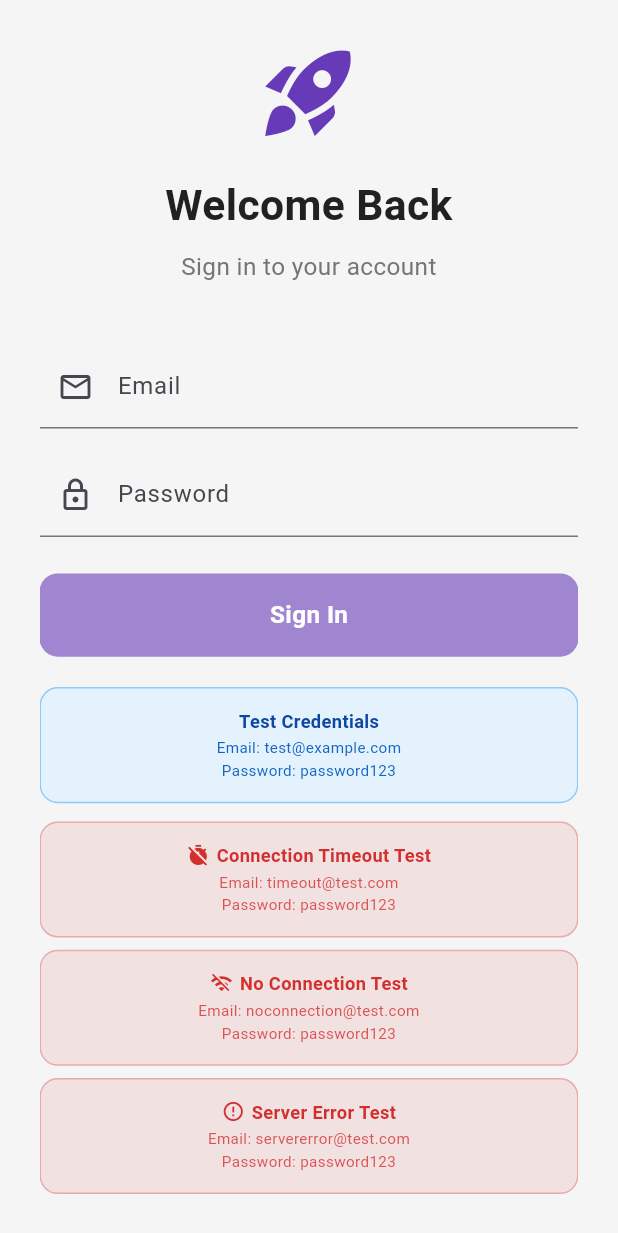
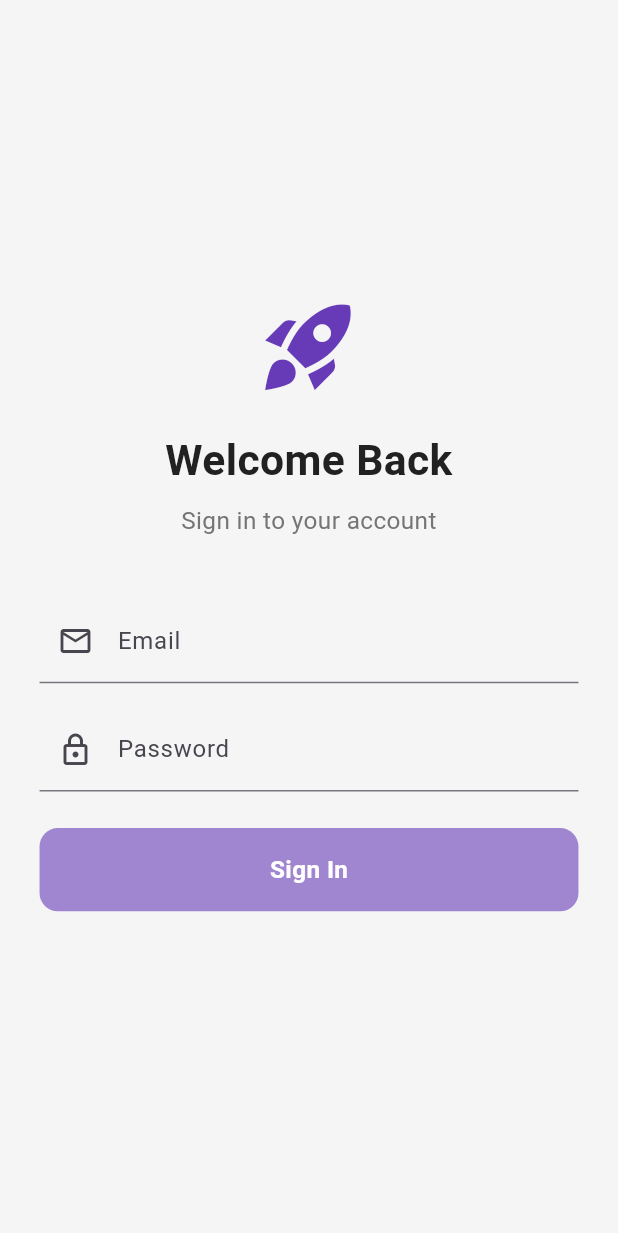
Before and after one commit to Roman4466/RedRocketTestTask, a Flutter app: the screen it shows after launch, on a phone screen of 412 x 824 dp. Shown: the top 1233 px of the screen. Run offline on Flutter 3.47's test engine with Material 3 defaults, Android fonts, the phone set to English and light mode, and no system bars; drawn by our look-alikes of reactive_forms; our stand-ins replace bloc, dio, equatable, flutter_bloc, flutter_dotenv, flutter_screenutil and 6 more.

```diff
--- a/lib/core/error/app_error.dart
+++ b/lib/core/error/app_error.dart
@@ -3,14 +3,12 @@ import 'error_codes.dart';
 
 class AppError extends Equatable {
   final AppErrorCode code;
-  final String message;
   final dynamic originalError;
   final bool isRetryable;
   final Map<String, dynamic>? metadata;
 
   const AppError({
     required this.code,
-    required this.message,
     this.originalError,
     this.isRetryable = false,
     this.metadata,
@@ -18,42 +16,37 @@ class AppError extends Equatable {
 
   const AppError.noConnection()
       : code = AppErrorCode.noConnection,
-        message = 'No internet connection',
         originalError = null,
         isRetryable = true,
         metadata = null;
 
   const AppError.connectionTimeout()
       : code = AppErrorCode.connectionTimeout,
-        message = 'Connection timeout',
         originalError = null,
         isRetryable = true,
         metadata = null;
 
   const AppError.invalidCredentials()
       : code = AppErrorCode.invalidCredentials,
-        message = 'Invalid email or password',
         originalError = null,
         isRetryable = false,
         metadata = null;
 
   const AppError.serverError()
       : code = AppErrorCode.serverError,
-        message = 'Server error occurred',
         originalError = null,
         isRetryable = true,
         metadata = null;
 
   const AppError.unknown(String errorMessage)
       : code = AppErrorCode.unknown,
-        message = errorMessage,
         originalError = null,
         isRetryable = false,
         metadata = null;
 
   @override
-  List<Object?> get props => [code, message, originalError, isRetryable, metadata];
+  List<Object?> get props => [code, originalError, isRetryable, metadata];
 
   @override
-  String toString() => 'AppError(code: $code, message: $message, isRetryable: $isRetryable)';
+  String toString() => 'AppError(code: $code, isRetryable: $isRetryable)';
 }
--- a/lib/core/error/error_localizer.dart
+++ b/lib/core/error/error_localizer.dart
@@ -8,7 +8,6 @@ class ErrorLocalizer {
     final l10n = context.l10n;
 
     switch (error.code) {
-    // Network Errors
       case AppErrorCode.noConnection:
         return l10n.errorNoConnection;
       case AppErrorCode.connectionTimeout:
@@ -18,7 +17,6 @@ class ErrorLocalizer {
       case AppErrorCode.serverError:
         return l10n.errorServerError;
 
-    // Authentication Errors
       case AppErrorCode.invalidCredentials:
         return l10n.errorInvalidCredentials;
       case AppErrorCode.accountLocked:
@@ -30,7 +28,6 @@ class ErrorLocalizer {
       case AppErrorCode.unauthorizedAccess:
         return l10n.errorUnauthorizedAccess;
 
-    // Validation Errors
       case AppErrorCode.invalidEmail:
         return l10n.invalidEmailFormat;
       case AppErrorCode.weakPassword:
@@ -40,7 +37,6 @@ class ErrorLocalizer {
       case AppErrorCode.passwordRequired:
         return l10n.passwordRequired;
 
-    // General Errors
       case AppErrorCode.serviceUnavailable:
         return l10n.errorServiceUnavailable;
       case AppErrorCode.rateLimitExceeded:
--- a/lib/core/error/error_mapper.dart
+++ b/lib/core/error/error_mapper.dart
@@ -11,14 +11,12 @@ class ErrorMapper {
       case DioExceptionType.receiveTimeout:
         return const AppError(
           code: AppErrorCode.connectionTimeout,
-          message: 'Request timeout',
           isRetryable: true,
         );
 
       case DioExceptionType.connectionError:
         return const AppError(
           code: AppErrorCode.noConnection,
-          message: 'No internet connection',
           isRetryable: true,
         );
 
@@ -28,14 +26,12 @@ class ErrorMapper {
       case DioExceptionType.cancel:
         return const AppError(
           code: AppErrorCode.unknown,
-          message: 'Request was cancelled',
           isRetryable: false,
         );
 
       default:
         return AppError(
           code: AppErrorCode.unknown,
-          message: error.message ?? 'Unknown network error',
           originalError: error,
           isRetryable: false,
         );
@@ -49,35 +45,30 @@ class ErrorMapper {
       case 400:
         return const AppError(
           code: AppErrorCode.invalidCredentials,
-          message: 'Bad request',
           isRetryable: false,
         );
 
       case 401:
         return const AppError(
           code: AppErrorCode.invalidCredentials,
-          message: 'Invalid credentials',
           isRetryable: false,
         );
 
       case 403:
         return const AppError(
           code: AppErrorCode.unauthorizedAccess,
-          message: 'Access forbidden',
           isRetryable: false,
         );
 
       case 404:
         return const AppError(
           code: AppErrorCode.accountNotFound,
-          message: 'Account not found',
           isRetryable: false,
         );
 
       case 429:
         return const AppError(
           code: AppErrorCode.rateLimitExceeded,
-          message: 'Too many requests',
           isRetryable: true,
         );
 
@@ -86,14 +77,12 @@ class ErrorMapper {
       case 503:
         return const AppError(
           code: AppErrorCode.serverError,
-          message: 'Server error',
           isRetryable: true,
         );
 
       default:
         return AppError(
           code: AppErrorCode.unknown,
-          message: 'HTTP Error $statusCode',
           originalError: error,
           isRetryable: statusCode != null && statusCode >= 500,
         );
@@ -111,7 +100,6 @@ class ErrorMapper {
 
     return AppError(
       code: AppErrorCode.unknown,
-      message: exception.toString(),
       originalError: exception,
       isRetryable: false,
     );
@@ -124,13 +112,11 @@ class ErrorMapper {
       if (message.contains('empty')) {
         return const AppError(
           code: AppErrorCode.emailRequired,
-          message: 'Email is required',
           isRetryable: false,
         );
       } else if (message.contains('format') || message.contains('invalid')) {
         return const AppError(
           code: AppErrorCode.invalidEmail,
-          message: 'Invalid email format',
           isRetryable: false,
         );
       }
@@ -140,13 +126,11 @@ class ErrorMapper {
       if (message.contains('empty')) {
         return const AppError(
           code: AppErrorCode.passwordRequired,
-          message: 'Password is required',
           isRetryable: false,
         );
       } else if (message.contains('6 characters') || message.contains('short')) {
         return const AppError(
           code: AppErrorCode.weakPassword,
-          message: 'Password must be at least 6 characters',
           isRetryable: false,
         );
       }
@@ -154,7 +138,6 @@ class ErrorMapper {
 
     return AppError(
       code: AppErrorCode.unknown,
-      message: error.message.toString(),
       originalError: error,
       isRetryable: false,
     );
@@ -167,13 +150,11 @@ class ErrorMapper {
       if (message.contains('empty')) {
         return const AppError(
           code: AppErrorCode.emailRequired,
-          message: 'Email is required',
           isRetryable: false,
         );
       } else if (message.contains('format') || message.contains('invalid')) {
         return const AppError(
           code: AppErrorCode.invalidEmail,
-          message: 'Invalid email format',
           isRetryable: false,
         );
       }
@@ -183,13 +164,11 @@ class ErrorMapper {
       if (message.contains('empty')) {
         return const AppError(
           code: AppErrorCode.passwordRequired,
-          message: 'Password is required',
           isRetryable: false,
         );
       } else if (message.contains('6 characters') || message.contains('short')) {
         return const AppError(
           code: AppErrorCode.weakPassword,
-          message: 'Password must be at least 6 characters',
           isRetryable: false,
         );
       }
@@ -197,7 +176,6 @@ class ErrorMapper {
 
     return AppError(
       code: AppErrorCode.unknown,
-      message: error.message.toString(),
       originalError: error,
       isRetryable: false,
     );
--- a/lib/data/api/auth_api_client.dart
+++ b/lib/data/api/auth_api_client.dart
@@ -1,7 +1,5 @@
-// lib/data/api/auth_api_client.dart
 import 'package:dio/dio.dart';
 import 'package:injectable/injectable.dart';
-import '../../core/error/error_mapper.dart';
 import '../models/login_request_dto/login_request_dto.dart';
 import '../models/login_response_dto/login_response_dto.dart';
 import '../models/logout_request_dto/logout_request_dto.dart';
@@ -23,8 +21,7 @@ class AuthApiClient implements AuthApi {
 
       return LoginResponseDto.fromJson(response.data);
     } on DioException catch (e) {
-      final appError = ErrorMapper.mapDioError(e);
-      throw Exception(appError.message);
+      rethrow;
     } catch (e) {
       throw Exception('Unexpected error during login: ${e.toString()}');
     }
@@ -41,8 +38,7 @@ class AuthApiClient implements AuthApi {
         options: Options(headers: {'Authorization': 'Bearer $token'}),
       );
     } on DioException catch (e) {
-      final appError = ErrorMapper.mapDioError(e);
-      throw Exception(appError.message);
+      rethrow;
     } catch (e) {
       throw Exception('Unexpected error during logout: ${e.toString()}');
     }
--- a/lib/presentation/bloc/auth_bloc.dart
+++ b/lib/presentation/bloc/auth_bloc.dart
@@ -128,18 +128,4 @@ class AuthBloc extends Bloc<AuthEvent, AuthState> {
       return AppError.unknown(error.toString());
     }
   }
-
-  bool get isAuthenticated => state is AuthAuthenticated;
-
-  bool get isLoading => state is AuthLoading;
-
-  bool get hasError => state is AuthError;
-
-  AppError? get currentError => state is AuthError ? (state as AuthError).error : null;
-
-  String? get errorMessage => currentError?.message;
-
-  User? get currentUser => state is AuthAuthenticated ? (state as AuthAuthenticated).user : null;
-
-  bool get canRetry => currentError?.isRetryable == true && _lastAction != null;
 }
--- a/lib/presentation/bloc/auth_state.dart
+++ b/lib/presentation/bloc/auth_state.dart
@@ -31,12 +31,9 @@ class AuthUnauthenticated extends AuthState {
 
 class AuthError extends AuthState {
   final AppError error;
-  final AuthEvent? lastAction; // Store the last action for retry
+  final AuthEvent? lastAction;
 
   const AuthError({required this.error, this.lastAction});
-
-  // Convenience getter for backward compatibility
-  String get message => error.message;
 
   @override
   List<Object?> get props => [error, lastAction];
--- a/lib/presentation/pages/login/login_page.dart
+++ b/lib/presentation/pages/login/login_page.dart
@@ -162,46 +162,6 @@ class _LoginPageState extends State<LoginPage> {
                           },
                         ),
                         SizedBox(height: 20.h),
-
-                        // Valid Test Credentials
-                        _buildTestCredentialsBox(
-                          title: l10n.testCredentials,
-                          credentials: l10n.testCredentialsText,
-                          isValid: true,
-                        ),
-                        SizedBox(height: 12.h),
-
-                        // Error Test Scenarios
-                        _buildTestCredentialsBox(
-                          title: 'Connection Timeout Test',
-                          credentials: 'Email: timeout@test.com\nPassword: password123',
-                          isValid: false,
-                          icon: Icons.timer_off,
-                        ),
-                        SizedBox(height: 8.h),
-
-                        _buildTestCredentialsBox(
-                          title: 'No Connection Test',
-                          credentials: 'Email: noconnection@test.com\nPassword: password123',
-                          isValid: false,
-                          icon: Icons.wifi_off,
-                        ),
-                        SizedBox(height: 8.h),
-
-                        _buildTestCredentialsBox(
-                          title: 'Server Error Test',
-                          credentials: 'Email: servererror@test.com\nPassword: password123',
-                          isValid: false,
-                          icon: Icons.error_outline,
-                        ),
-                        SizedBox(height: 8.h),
-
-                        _buildTestCredentialsBox(
-                          title: 'Invalid Credentials Test',
-                          credentials: 'Email: invalid@test.com\nPassword: wrongpass',
-                          isValid: false,
-                          icon: Icons.lock_outline,
-                        ),
                       ],
                     ),
                   ),
@@ -210,57 +170,6 @@ class _LoginPageState extends State<LoginPage> {
             ),
           ),
         ),
-      ),
-    );
-  }
-
-  Widget _buildTestCredentialsBox({
-    required String title,
-    required String credentials,
-    required bool isValid,
-    IconData? icon,
-  }) {
-    return Container(
-      padding: EdgeInsets.all(12.w),
-      decoration: BoxDecoration(
-        color: isValid ? AppColors.testCredentialsBg : AppColors.error.withOpacity(0.1),
-        borderRadius: BorderRadius.circular(12.r),
-        border: Border.all(
-          color: isValid ? AppColors.testCredentialsBorder : AppColors.error.withOpacity(0.3),
-        ),
-      ),
-      child: Column(
-        children: [
-          Row(
-            mainAxisAlignment: MainAxisAlignment.center,
-            children: [
-              if (icon != null) ...[
-                Icon(
-                  icon,
-                  size: 14.w,
-                  color: isValid ? AppColors.testCredentialsTitle : AppColors.error,
-                ),
-                SizedBox(width: 4.w),
-              ],
-              Text(
-                title,
-                style: AppTextStyles.testCredentialsTitle.copyWith(
-                  color: isValid ? AppColors.testCredentialsTitle : AppColors.error,
-                  fontSize: 12.sp,
-                ),
-              ),
-            ],
-          ),
-          SizedBox(height: 2.h),
-          Text(
-            credentials,
-            textAlign: TextAlign.center,
-            style: AppTextStyles.testCredentialsBody.copyWith(
-              color: isValid ? AppColors.testCredentialsText : AppColors.error.withOpacity(0.8),
-              fontSize: 10.sp,
-            ),
-          ),
-        ],
       ),
     );
   }
```
Also changed, not shown: 1 other file.
